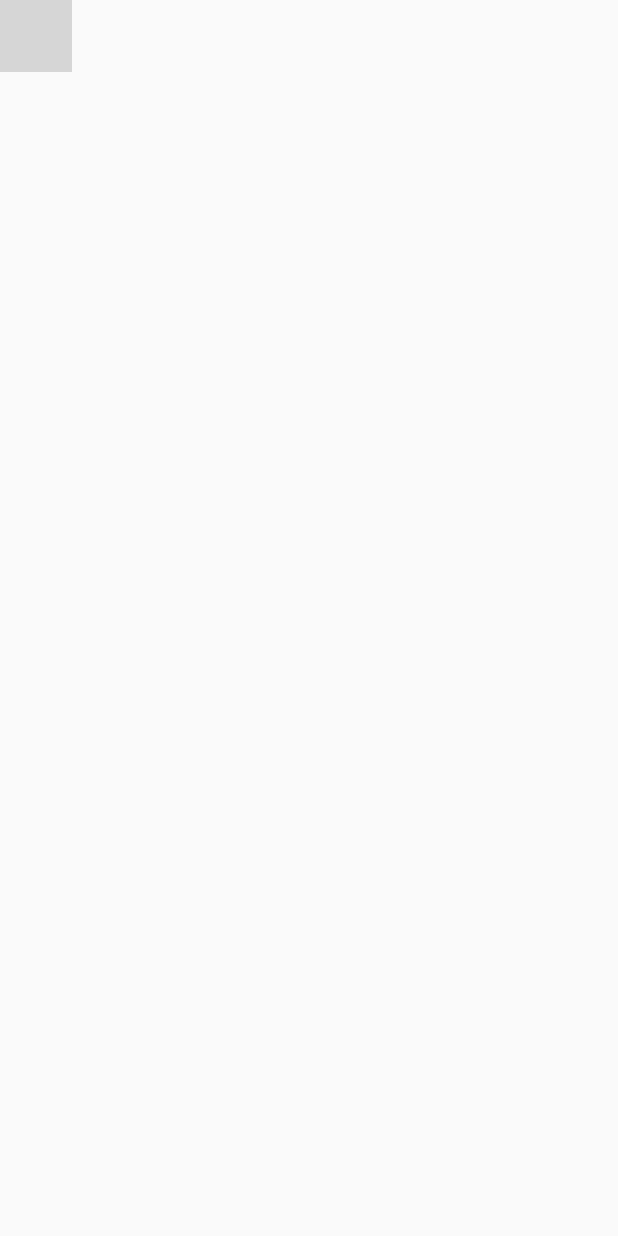
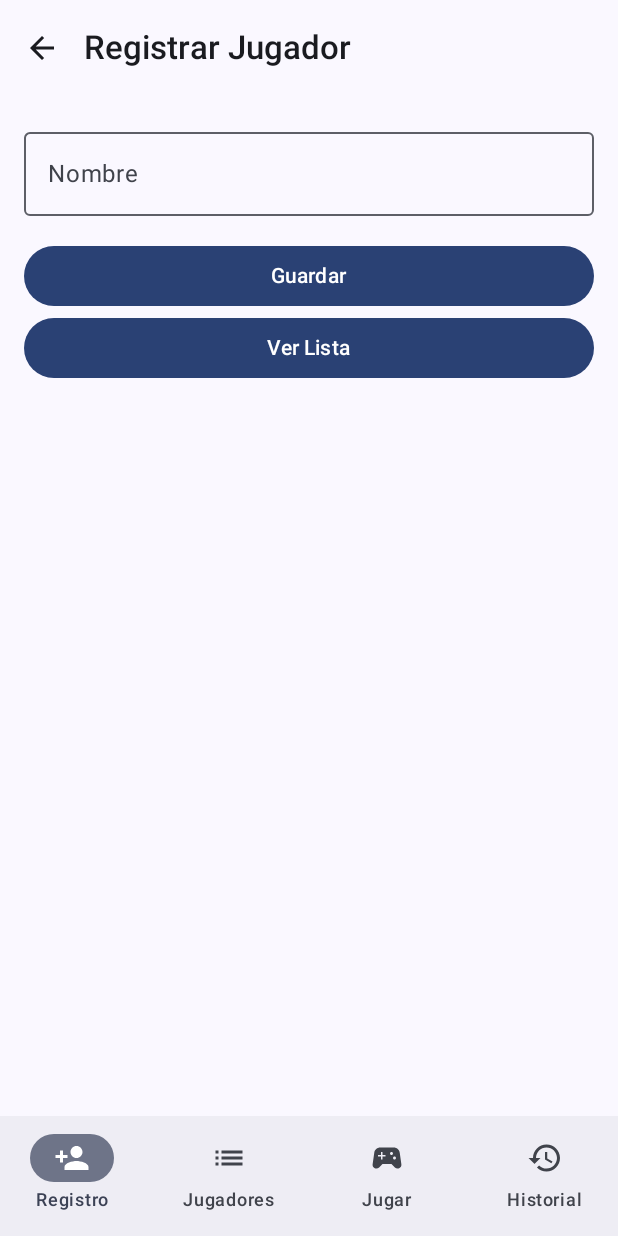
Before and after one commit to Ronal9y/RegistrodeJugadores, an Android app built with Jetpack Compose: the screen it shows after launch (MainActivity), on a phone screen of 412 x 824 dp. Run offline under Robolectric (Android 15) with nearby library versions, the phone set to English and light mode, and no system bars; our stand-ins replace Dagger/Hilt's generated code, Room's generated code; grey boxes are pictures that could not be loaded.

Commit message:
se mejoró la navegación en MainActivity.kt con un nuevo NavigationBar y se actualizaron las rutas para incluir partidaId

```diff
--- a/app/src/main/java/edu/ucne/registrodejugadores/MainActivity.kt
+++ b/app/src/main/java/edu/ucne/registrodejugadores/MainActivity.kt
@@ -5,7 +5,19 @@ import android.os.Bundle
 import androidx.activity.ComponentActivity
 import androidx.activity.compose.setContent
 import androidx.activity.enableEdgeToEdge
+import androidx.compose.foundation.layout.padding
+import androidx.compose.material.icons.Icons
+import androidx.compose.material.icons.automirrored.filled.List
+import androidx.compose.material.icons.filled.History
+import androidx.compose.material.icons.filled.List
+import androidx.compose.material.icons.filled.PersonAdd
+import androidx.compose.material.icons.filled.SportsEsports
+import androidx.compose.material3.Icon
+import androidx.compose.material3.NavigationBar
+import androidx.compose.material3.NavigationBarItem
+import androidx.compose.material3.Scaffold
 import androidx.compose.material3.Text
+import androidx.compose.ui.Modifier
 import androidx.navigation.NavType
 import androidx.navigation.compose.NavHost
 import androidx.navigation.compose.composable
@@ -28,11 +40,47 @@ class MainActivity : ComponentActivity() {
         enableEdgeToEdge()
 
         setContent {
+            RegistrodeJugadoresTheme {
                 val navController = rememberNavController()
-            RegistrodeJugadoresTheme {
+                val currentDestination = navController.currentDestination?.route ?: Routes.JUGADOR_FORM
+
+                Scaffold(
+                    bottomBar = {
+                        if (currentDestination != Routes.GAME_SCREEN
+                           ) {
+                            NavigationBar {
+                                NavigationBarItem(
+                                    icon = { Icon(Icons.Default.PersonAdd, contentDescription = "Registro") },
+                                    label = { Text("Registro") },
+                                    selected = currentDestination == Routes.JUGADOR_FORM,
+                                    onClick = { navController.navigate(Routes.JUGADOR_FORM) }
+                                )
+                                NavigationBarItem(
+                                    icon = { Icon(Icons.Default.List, contentDescription = "Jugadores") },
+                                    label = { Text("Jugadores") },
+                                    selected = currentDestination == Routes.JUGADOR_LIST,
+                                    onClick = { navController.navigate(Routes.JUGADOR_LIST) }
+                                )
+                                NavigationBarItem(
+                                    icon = { Icon(Icons.Default.SportsEsports, contentDescription = "Jugar") },
+                                    label = { Text("Jugar") },
+                                    selected = currentDestination == Routes.SELECCION_JUGADORES,
+                                    onClick = { navController.navigate(Routes.SELECCION_JUGADORES) }
+                                )
+                                NavigationBarItem(
+                                    icon = { Icon(Icons.Default.History, contentDescription = "Historial") },
+                                    label = { Text("Historial") },
+                                    selected = currentDestination == Routes.PARTIDAS_SCREEN,
+                                    onClick = { navController.navigate(Routes.PARTIDAS_SCREEN) }
+                                )
+                            }
+                        }
+                    }
+                ) { innerPadding ->
                     NavHost(
                         navController = navController,
-                    startDestination = Routes.PARTIDAS_SCREEN
+                        startDestination = Routes.JUGADOR_FORM,
+                        modifier = Modifier.padding(innerPadding)
                     ) {
                         composable(Routes.JUGADOR_FORM) {
                             JugadorFormScreen(
@@ -55,7 +103,6 @@ class MainActivity : ComponentActivity() {
                         composable(Routes.SELECCION_JUGADORES) {
                             SeleccionJugadoresScreen(
                                 onJugadoresSeleccionados = { jugadorX, jugadorO ->
-
                                     navController.navigate("${Routes.GAME_SCREEN}?jugadorXId=${jugadorX.id}&jugadorOId=${jugadorO.id}")
                                 },
                                 onNavigate = { route ->
@@ -67,28 +114,36 @@ class MainActivity : ComponentActivity() {
                         }
 
                         composable(
-                        route = "${Routes.GAME_SCREEN}?jugadorXId={jugadorXId}&jugadorOId={jugadorOId}",
+                            route = "${Routes.GAME_SCREEN}?partidaId={partidaId}&jugadorXId={jugadorXId}&jugadorOId={jugadorOId}",
                             arguments = listOf(
-                            navArgument("jugadorXId") { type = NavType.IntType },
-                            navArgument("jugadorOId") { type = NavType.IntType }
+                                navArgument("partidaId") { type = NavType.IntType; defaultValue = -1 },
+                                navArgument("jugadorXId") { type = NavType.IntType; defaultValue = -1 },
+                                navArgument("jugadorOId") { type = NavType.IntType; defaultValue = -1 }
                             )
                         ) { backStackEntry ->
-                        val jugadorXId = backStackEntry.arguments?.getInt("jugadorXId")
-                        val jugadorOId = backStackEntry.arguments?.getInt("jugadorOId")
+                            val partidaId = backStackEntry.arguments?.getInt("partidaId") ?: -1
+                            val jugadorXId = backStackEntry.arguments?.getInt("jugadorXId").takeIf { it != -1 }
+                            val jugadorOId = backStackEntry.arguments?.getInt("jugadorOId").takeIf { it != -1 }
 
                             GameScreen(
+                                partidaId = partidaId,
                                 jugadorXId = jugadorXId,
                                 jugadorOId = jugadorOId,
-                            onPartidaTerminada = { navController.popBackStack() },
                                 onExitGame = { navController.popBackStack() }
                             )
                         }
 
                         composable(Routes.PARTIDAS_SCREEN) {
-                        PartidasScreen()
+                            PartidasScreen(
+                                navController = navController,
+                                onNavigateToGame = { partidaId ->
+                                    navController.navigate("${Routes.GAME_SCREEN}?partidaId=$partidaId")
+                                }
+                            )
                         }
                     }
                 }
             }
         }
     }
+}
```
Lines whose indentation alone changed are shown as unchanged.
